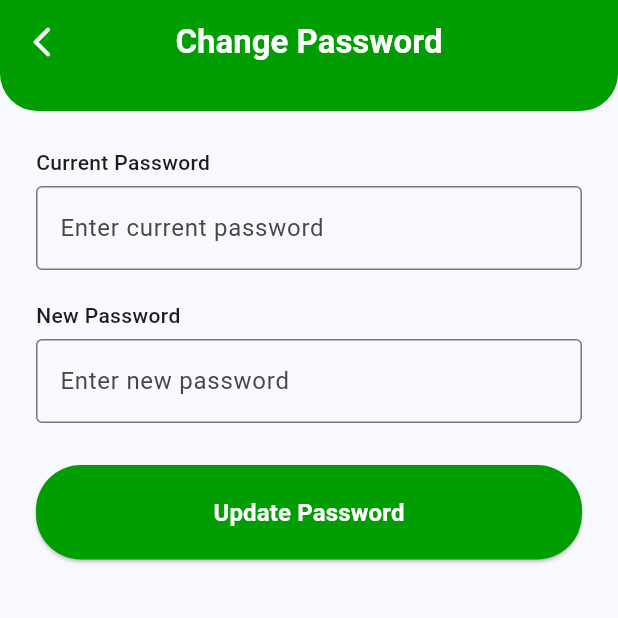
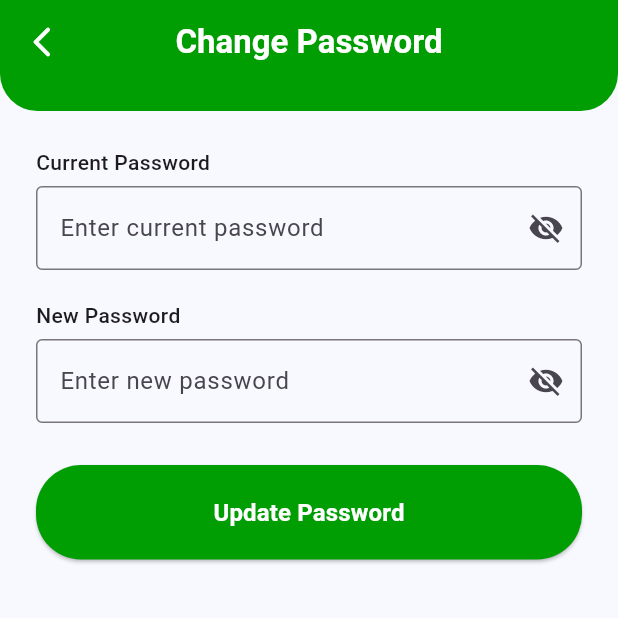
Before and after one commit to MoodCheck-Vitero/MoodCheck, a Flutter app: the ChangePassword screen opened by its route, on a phone screen of 412 x 824 dp, the top half of it. Run offline on Flutter 3.47's test engine with Material 3 defaults, Android fonts, the light colour scheme and no system bars; our stand-ins replace supabase_flutter; accounts and stored records are empty.

Commit message:
Add files via upload

```diff
--- a/lib/screens/change_password.dart
+++ b/lib/screens/change_password.dart
@@ -1,12 +1,18 @@
 import 'package:flutter/material.dart';
 
-class ChangePassword extends StatelessWidget {
+class ChangePassword extends StatefulWidget {
   const ChangePassword({super.key});
 
   @override
-  Widget build(BuildContext context) {
+  State<ChangePassword> createState() => _ChangePasswordState();
+}
+
+class _ChangePasswordState extends State<ChangePassword> {
   final TextEditingController currentPasswordController = TextEditingController();
   final TextEditingController newPasswordController = TextEditingController();
+
+  bool _obscureCurrentPassword = true;
+  bool _obscureNewPassword = true;
 
   void _showSnackBar(String message, {bool isError = true}) {
     ScaffoldMessenger.of(context).showSnackBar(
@@ -39,6 +45,8 @@ class ChangePassword extends StatelessWidget {
     }
   }
 
+  @override
+  Widget build(BuildContext context) {
     return Scaffold(
       backgroundColor: const Color(0xFFF8F8FF),
       appBar: AppBar(
@@ -69,10 +77,20 @@ class ChangePassword extends StatelessWidget {
             const SizedBox(height: 6),
             TextField(
               controller: currentPasswordController,
-              obscureText: true,
-              decoration: const InputDecoration(
+              obscureText: _obscureCurrentPassword,
+              decoration: InputDecoration(
                 hintText: "Enter current password",
-                border: OutlineInputBorder(),
+                border: const OutlineInputBorder(),
+                suffixIcon: IconButton(
+                  icon: Icon(
+                    _obscureCurrentPassword ? Icons.visibility_off : Icons.visibility,
+                  ),
+                  onPressed: () {
+                    setState(() {
+                      _obscureCurrentPassword = !_obscureCurrentPassword;
+                    });
+                  },
+                ),
               ),
             ),
             const SizedBox(height: 20),
@@ -80,10 +98,20 @@ class ChangePassword extends StatelessWidget {
             const SizedBox(height: 6),
             TextField(
               controller: newPasswordController,
-              obscureText: true,
-              decoration: const InputDecoration(
+              obscureText: _obscureNewPassword,
+              decoration: InputDecoration(
                 hintText: "Enter new password",
-                border: OutlineInputBorder(),
+                border: const OutlineInputBorder(),
+                suffixIcon: IconButton(
+                  icon: Icon(
+                    _obscureNewPassword ? Icons.visibility_off : Icons.visibility,
+                  ),
+                  onPressed: () {
+                    setState(() {
+                      _obscureNewPassword = !_obscureNewPassword;
+                    });
+                  },
+                ),
               ),
             ),
             const SizedBox(height: 28),
```
Also changed, not shown: lib/screens/account_screen.dart (+35 -14 lines), lib/screens/change_email.dart (+25 -8 lines), lib/screens/register_screen.dart (+14 -2 lines). Lines whose indentation alone changed are shown as unchanged.
